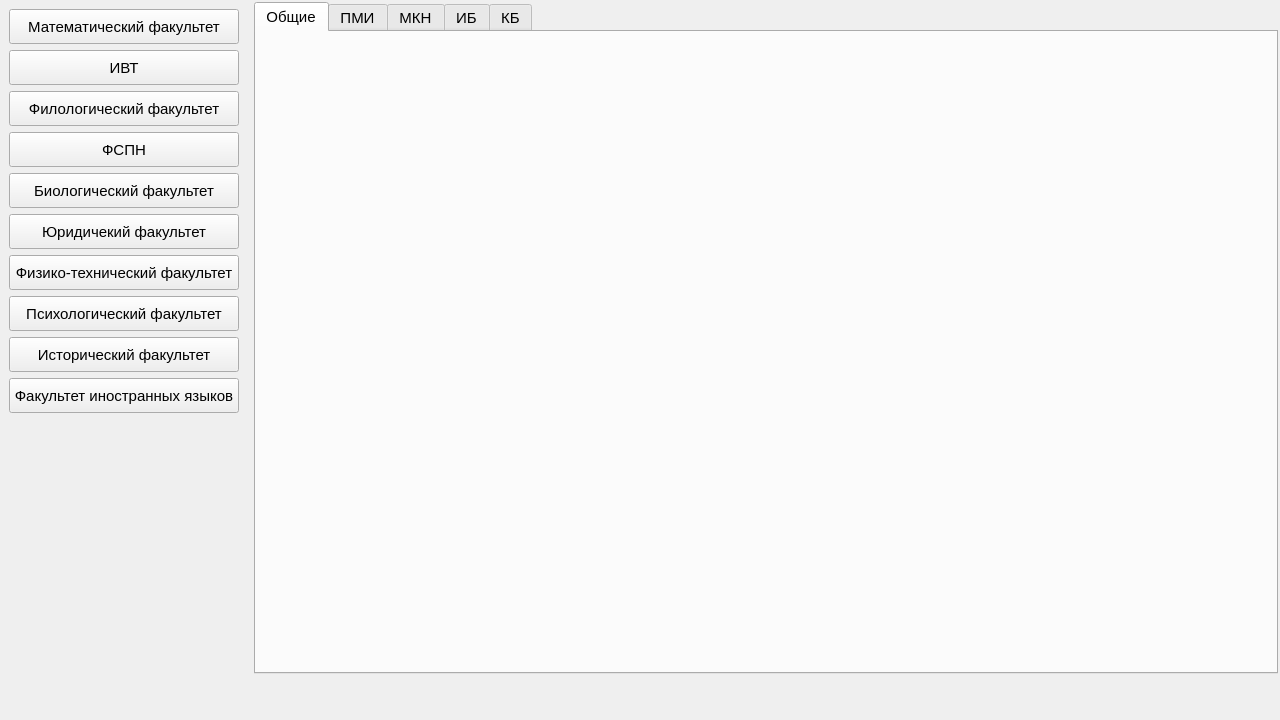
This is src/mainwindow.ui in Qosua/ApplicantStatsProject as Qt 5 draws it before an edit. The edited form follows.
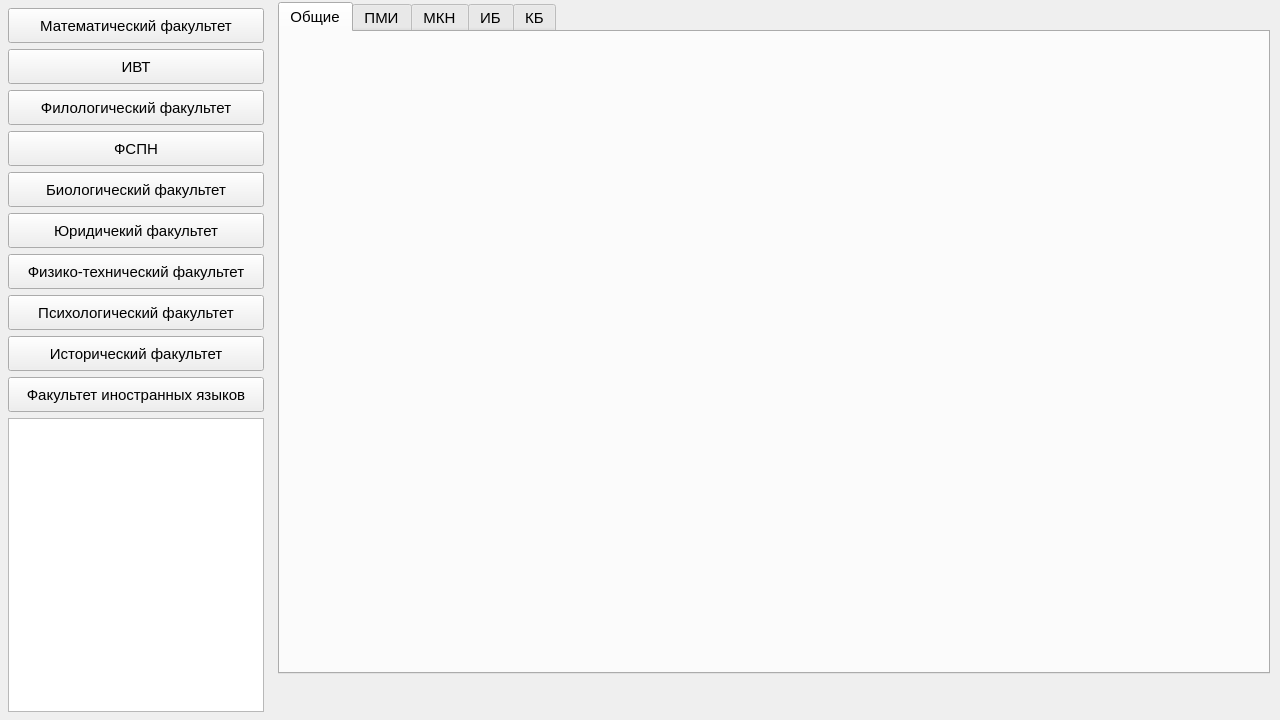
This is the edited form.

Commit message: Less copies for QList<Applicant>

Patch:
```diff
--- a/src/mainwindow.ui
+++ b/src/mainwindow.ui
@@ -25,7 +25,7 @@
      <number>0</number>
     </property>
     <property name="rightMargin">
-     <number>0</number>
+     <number>8</number>
     </property>
     <property name="bottomMargin">
      <number>0</number>
@@ -33,6 +33,18 @@
     <item>
      <widget class="QWidget" name="rightBar" native="true">
       <layout class="QVBoxLayout" name="verticalLayout_2">
+       <property name="leftMargin">
+        <number>8</number>
+       </property>
+       <property name="topMargin">
+        <number>8</number>
+       </property>
+       <property name="rightMargin">
+        <number>8</number>
+       </property>
+       <property name="bottomMargin">
+        <number>8</number>
+       </property>
        <item>
         <widget class="QPushButton" name="mathBtn">
          <property name="minimumSize">
@@ -274,17 +286,7 @@
         </widget>
        </item>
        <item>
-        <spacer name="verticalSpacer">
-         <property name="orientation">
-          <enum>Qt::Orientation::Vertical</enum>
-         </property>
-         <property name="sizeHint" stdset="0">
-          <size>
-           <width>20</width>
-           <height>40</height>
-          </size>
-         </property>
-        </spacer>
+        <widget class="QListWidget" name="listWidget"/>
        </item>
       </layout>
      </widget>
```
The commit also changes 7 other files.
